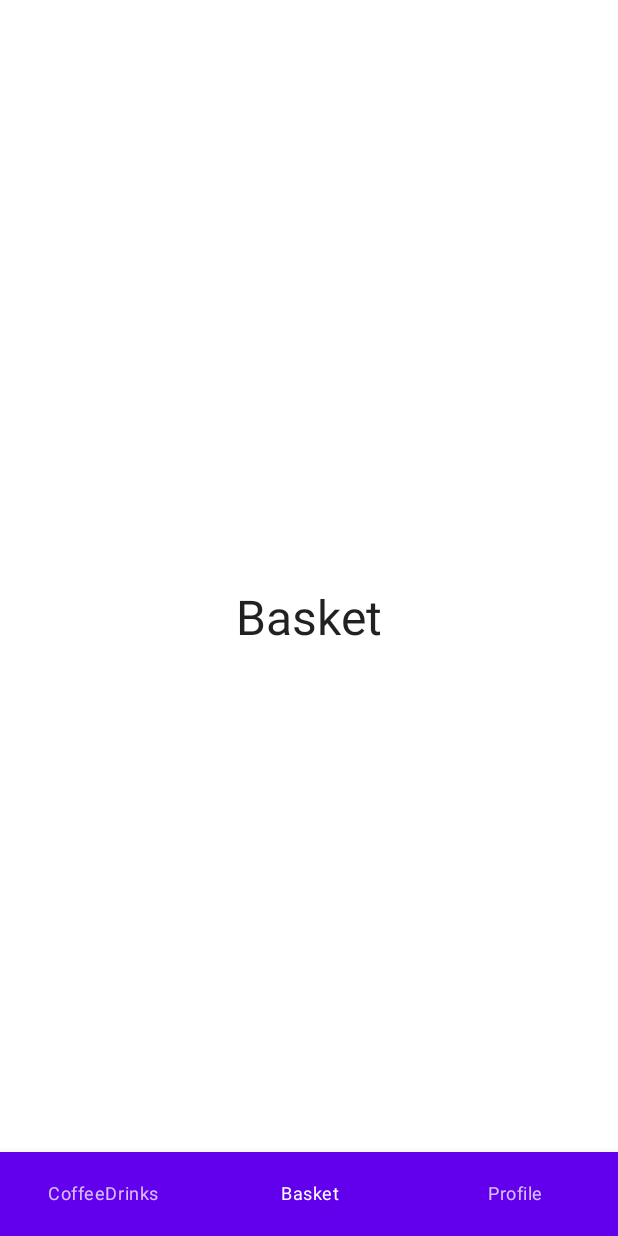
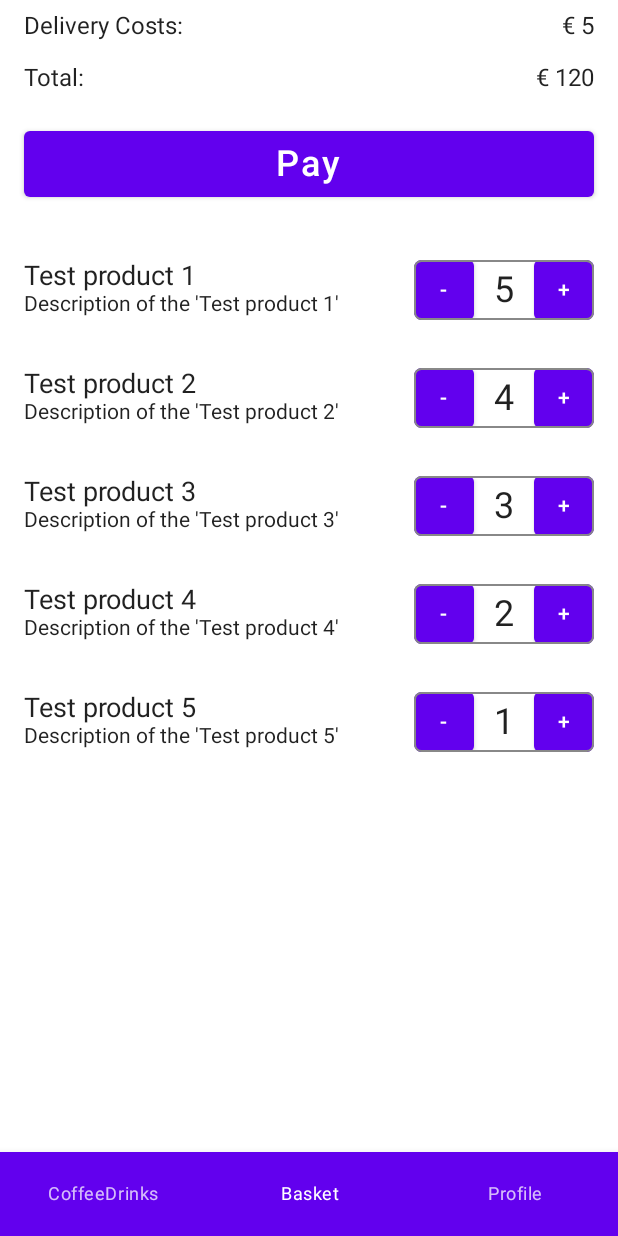
Before and after one commit to AlexZhukovich/OrderCoffee, an Android app built with Jetpack Compose: the BasketScreen screen opened through its navigation route, on a phone screen of 412 x 824 dp. Run offline under Robolectric (Android 15) with nearby library versions, the phone set to English and light mode, and no system bars.

Commit message:
Added Product and BasketProduct data classes; Updated UI for Basket tab

```diff
--- /dev/null
+++ b/app/src/main/java/com/alexzh/ordercoffee/model/BasketProduct.kt
@@ -0,0 +1,6 @@
+package com.alexzh.ordercoffee.model
+
+data class BasketProduct(
+    val product: Product,
+    val count: Int
+)
--- /dev/null
+++ b/app/src/main/java/com/alexzh/ordercoffee/model/Product.kt
@@ -0,0 +1,7 @@
+package com.alexzh.ordercoffee.model
+
+data class Product(
+    val id: Long,
+    val name: String,
+    val description: String
+)
--- /dev/null
+++ b/app/src/main/java/com/alexzh/ordercoffee/ui/component/ProductCounter.kt
@@ -0,0 +1,78 @@
+package com.alexzh.ordercoffee.ui.component
+
+import androidx.compose.foundation.BorderStroke
+import androidx.compose.foundation.layout.*
+import androidx.compose.foundation.shape.RoundedCornerShape
+import androidx.compose.material.Button
+import androidx.compose.material.Surface
+import androidx.compose.material.Text
+import androidx.compose.runtime.Composable
+import androidx.compose.ui.Alignment
+import androidx.compose.ui.Modifier
+import androidx.compose.ui.graphics.Color
+import androidx.compose.ui.text.style.TextAlign
+import androidx.compose.ui.tooling.preview.Preview
+import androidx.compose.ui.unit.dp
+import androidx.compose.ui.unit.sp
+import com.alexzh.ordercoffee.model.BasketProduct
+import com.alexzh.ordercoffee.model.Product
+
+@Composable
+fun ProductCounter(
+    basketProduct: BasketProduct,
+    onProductIncreased: (Long) -> Unit,
+    onProductDecreased: (Long) -> Unit
+) {
+    Surface(
+        shape = RoundedCornerShape(size = 5.dp),
+        border = BorderStroke(1.dp, Color.Gray),
+        color = Color.Transparent
+    ) {
+        Row(
+            modifier = Modifier.size(width = 120.dp, height = 40.dp),
+            horizontalArrangement = Arrangement.Center
+        ) {
+            Button(
+                onClick = { onProductDecreased(basketProduct.product.id) },
+                modifier = Modifier.weight(1f)
+                    .fillMaxHeight()
+            ) {
+                Text(
+                    text = "-"
+                )
+            }
+            Text(
+                text = basketProduct.count.toString(),
+                modifier = Modifier.weight(1f)
+                    .align(Alignment.CenterVertically),
+                fontSize = 24.sp,
+                textAlign = TextAlign.Center
+            )
+            Button(
+                onClick = { onProductIncreased(basketProduct.product.id) },
+                modifier = Modifier.weight(1f)
+                    .fillMaxHeight()
+            ) {
+                Text(text = "+")
+            }
+        }
+    }
+}
+
+@Preview
+@Composable
+fun ProductCounter_Preview() {
+    val product = BasketProduct(
+        product = Product(
+            id = 42L,
+            name = "Test product",
+            description = "Description of the 'Test product'"
+        ),
+        count = 42
+    )
+    ProductCounter(
+        basketProduct = product,
+        onProductIncreased = { },
+        onProductDecreased = { }
+    )
+}
--- a/app/src/main/java/com/alexzh/ordercoffee/ui/screen/BasketScreen.kt
+++ b/app/src/main/java/com/alexzh/ordercoffee/ui/screen/BasketScreen.kt
@@ -1,25 +1,228 @@
 package com.alexzh.ordercoffee.ui.screen
 
-import androidx.compose.foundation.layout.Box
-import androidx.compose.foundation.layout.fillMaxSize
+import android.widget.Toast
+import androidx.compose.foundation.layout.*
+import androidx.compose.foundation.lazy.LazyColumn
+import androidx.compose.material.Button
 import androidx.compose.material.Text
 import androidx.compose.runtime.Composable
-import androidx.compose.ui.Alignment
 import androidx.compose.ui.Modifier
+import androidx.compose.ui.platform.LocalContext
+import androidx.compose.ui.text.style.TextAlign
+import androidx.compose.ui.tooling.preview.Preview
+import androidx.compose.ui.unit.dp
 import androidx.compose.ui.unit.sp
 import androidx.navigation.NavController
+import androidx.navigation.compose.rememberNavController
+import com.alexzh.ordercoffee.model.BasketProduct
+import com.alexzh.ordercoffee.model.Product
+import com.alexzh.ordercoffee.ui.component.ProductCounter
+import java.math.BigDecimal
 
 @Composable
 fun BasketScreen(
     navController: NavController
 ) {
-    Box(
-        modifier = Modifier.fillMaxSize(),
-        contentAlignment = Alignment.Center
+
+    val context = LocalContext.current
+    val items = listOf(
+        BasketProduct(
+            Product(1L, "Test product 1", "Description of the 'Test product 1'"),
+            5
+        ),
+        BasketProduct(
+            Product(2L, "Test product 2", "Description of the 'Test product 2'"),
+            4
+        ),
+        BasketProduct(
+            Product(3L, "Test product 3", "Description of the 'Test product 3'"),
+            3
+        ),
+        BasketProduct(
+            Product(4L, "Test product 4", "Description of the 'Test product 4'"),
+            2
+        ),
+        BasketProduct(
+            Product(5L, "Test product 5", "Description of the 'Test product 5'"),
+            1
+        ),
+    )
+
+    Column(
+        modifier = Modifier.fillMaxSize()
     ) {
-        Text(
-            text = "Basket",
-            fontSize = 32.sp
+        PaymentInfo(
+            deliveryCosts = BigDecimal(5),
+            total = BigDecimal(120),
+            currency = '€',
+            onPayed = {
+                Toast.makeText(context, "Pay -> clicked", Toast.LENGTH_SHORT).show()
+            }
+        )
+        Spacer(modifier = Modifier.height(8.dp))
+        ProductList(
+            basketProducts = items,
+            onProductIncreased = { },
+            onProductDecreased = { }
         )
     }
 }
+
+@Composable
+private fun PaymentInfo(
+    deliveryCosts: BigDecimal,
+    total: BigDecimal,
+    currency: Char,
+    onPayed: () -> Unit
+) {
+    Column(
+        modifier = Modifier.fillMaxWidth()
+    ) {
+        PaymentInfoItem(name = "Delivery Costs:", value = deliveryCosts, currency = currency)
+        PaymentInfoItem(name = "Total:", value = total, currency = currency)
+        PayButton(onPayed = onPayed)
+    }
+}
+
+@Composable
+private fun PaymentInfoItem(
+    name: String,
+    value: BigDecimal,
+    currency: Char
+) {
+    Row(
+        modifier = Modifier
+            .fillMaxWidth()
+            .padding(horizontal = 16.dp, vertical = 8.dp)
+    ) {
+        Text(
+            text = name,
+            modifier = Modifier
+                .fillMaxWidth()
+                .weight(4f),
+            fontSize = 16.sp
+        )
+
+        Text(
+            text = "$currency $value",
+            modifier = Modifier
+                .fillMaxWidth()
+                .weight(2f),
+            textAlign = TextAlign.End,
+            fontSize = 16.sp
+        )
+    }
+}
+
+@Composable
+private fun PayButton(
+    onPayed: () -> Unit
+) {
+    Button(
+        onClick = { onPayed() },
+        modifier = Modifier
+            .fillMaxWidth()
+            .padding(16.dp)
+    ) {
+        Text(
+            text = "Pay",
+            fontSize = 24.sp
+        )
+    }
+}
+
+@Composable
+private fun ProductList(
+    basketProducts: List<BasketProduct>,
+    onProductIncreased: (Long) -> Unit,
+    onProductDecreased: (Long) -> Unit
+) {
+    LazyColumn {
+        basketProducts.forEach { item ->
+            item {
+                ProductItem(
+                    basketProduct = item,
+                    onProductIncreased = onProductIncreased,
+                    onProductDecreased = onProductDecreased
+                )
+            }
+        }
+    }
+}
+
+@Composable
+private fun ProductItem(
+    basketProduct: BasketProduct,
+    onProductIncreased: (Long) -> Unit,
+    onProductDecreased: (Long) -> Unit
+) {
+    Row(
+        modifier = Modifier
+            .fillMaxWidth()
+            .padding(16.dp)
+    ) {
+        Column(
+            modifier = Modifier.weight(4f)
+        ) {
+            Text(
+                text = basketProduct.product.name,
+                fontSize = 18.sp
+            )
+            Text(
+                text = basketProduct.product.description,
+                fontSize = 14.sp
+            )
+        }
+
+        ProductCounter(
+            basketProduct = basketProduct,
+            onProductIncreased = onProductIncreased,
+            onProductDecreased = onProductDecreased
+        )
+    }
+}
+
+@Preview
+@Composable
+private fun ProductItem_Preview() {
+    val product = BasketProduct(
+        product = Product(
+            id = 42L,
+            name = "Test product",
+            description = "Description of the 'Test product'"
+        ),
+        count = 42
+    )
+    ProductItem(
+        basketProduct = product,
+        onProductIncreased = { },
+        onProductDecreased = { }
+    )
+}
+
+@Preview
+@Composable
+private fun PaymentInfoItem_Preview() {
+    PaymentInfoItem(
+        name = "Total",
+        value = BigDecimal(42),
+        currency = '€'
+    )
+}
+
+@Preview
+@Composable
+private fun PaymentInfo_Preview() {
+    PaymentInfo(
+        deliveryCosts = BigDecimal(5),
+        total = BigDecimal(42),
+        currency = '$',
+        onPayed = { }
+    )
+}
+
+@Preview
+@Composable
+private fun BasketScreen_Preview() {
+    BasketScreen(rememberNavController())
+}
--- a/app/src/main/java/com/alexzh/ordercoffee/ui/screen/HomeScreen.kt
+++ b/app/src/main/java/com/alexzh/ordercoffee/ui/screen/HomeScreen.kt
@@ -1,10 +1,13 @@
 package com.alexzh.ordercoffee.ui.screen
 
+import androidx.compose.foundation.layout.Box
+import androidx.compose.foundation.layout.padding
 import androidx.compose.material.BottomNavigation
 import androidx.compose.material.BottomNavigationItem
 import androidx.compose.material.Scaffold
 import androidx.compose.material.Text
 import androidx.compose.runtime.Composable
+import androidx.compose.ui.Modifier
 import androidx.navigation.compose.NavHost
 import androidx.navigation.compose.composable
 import androidx.navigation.compose.rememberNavController
@@ -37,11 +40,13 @@ fun HomeScreen() {
                     }
                 }
             }
-        ) {
-            NavHost(navController = navController, startDestination = NavigationItem.CoffeeDrinks.route) {
-                composable(NavigationItem.CoffeeDrinks.route) { CoffeeDrinksScreen(navController) }
-                composable(NavigationItem.Basket.route) { BasketScreen(navController) }
-                composable(NavigationItem.Profile.route) { ProfileScreen(navController) }
+        ) { innerPadding ->
+            Box(modifier = Modifier.padding(bottom = innerPadding.calculateBottomPadding())) {
+                NavHost(navController = navController, startDestination = NavigationItem.CoffeeDrinks.route) {
+                    composable(NavigationItem.CoffeeDrinks.route) { CoffeeDrinksScreen(navController) }
+                    composable(NavigationItem.Basket.route) { BasketScreen(navController) }
+                    composable(NavigationItem.Profile.route) { ProfileScreen(navController) }
+                }
             }
         }
     }
```
